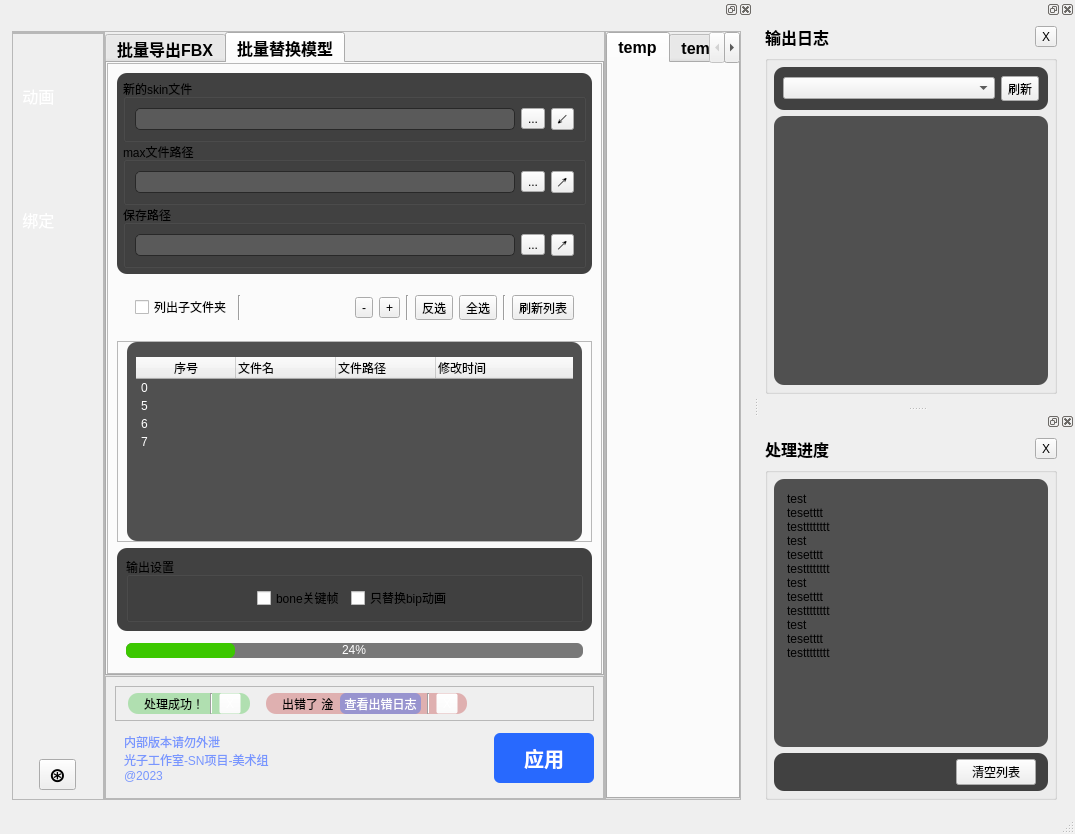
This is temp/bath_tool/bath_tool.ui in xyg1973/PoseLibrary as Qt 5 draws it before an edit. The edited form follows.
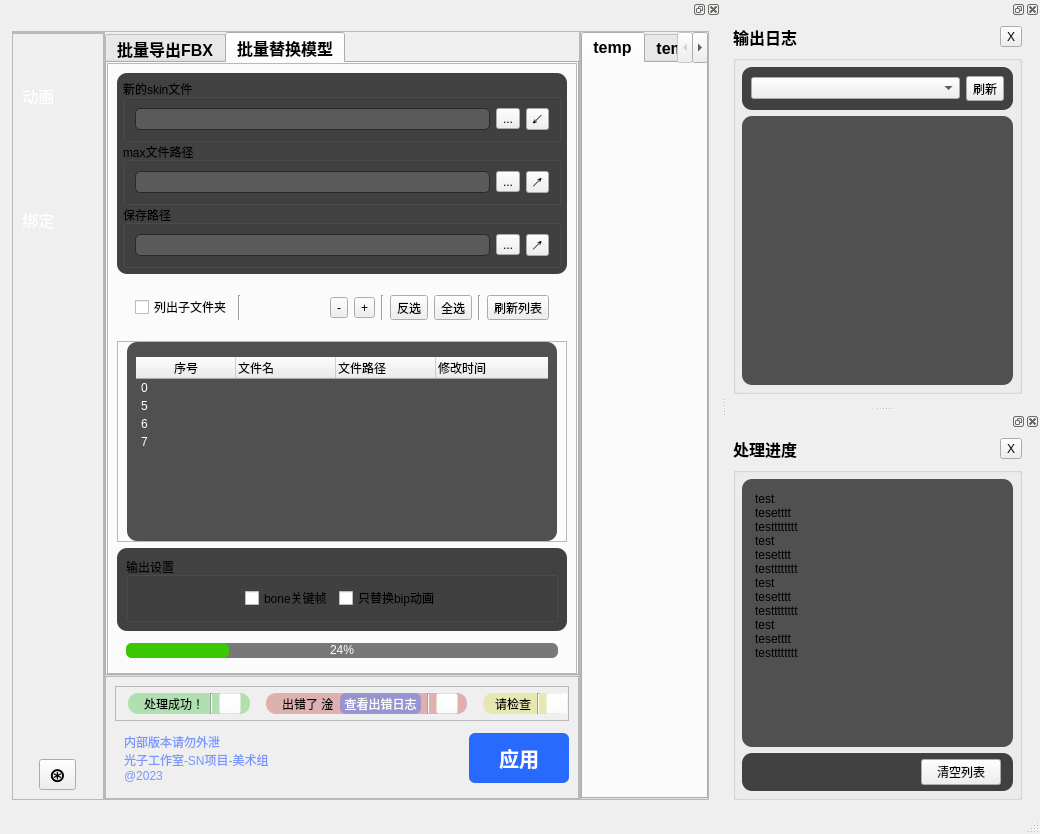
This is the edited form.

Commit message: 添加load bip 和保存max文件

The edit to the form file:
```diff
--- a/temp/bath_tool/bath_tool.ui
+++ b/temp/bath_tool/bath_tool.ui
@@ -6,8 +6,8 @@
    <rect>
     <x>0</x>
     <y>0</y>
-    <width>1075</width>
-    <height>775</height>
+    <width>1040</width>
+    <height>725</height>
    </rect>
   </property>
   <property name="windowTitle">
@@ -2370,20 +2370,88 @@
                     </widget>
                    </item>
                    <item>
-                    <spacer name="horizontalSpacer_2">
-                     <property name="orientation">
-                      <enum>Qt::Horizontal</enum>
+                    <widget class="QFrame" name="frame_message_tip">
+                     <property name="styleSheet">
+                      <string notr="true">QFrame#frame_message_tip{
+	background-color: rgba(220, 220, 80,100);
+	border-radius:10px;
+}
+</string>
                      </property>
-                     <property name="sizeHint" stdset="0">
-                      <size>
-                       <width>56</width>
-                       <height>18</height>
-                      </size>
+                     <property name="frameShape">
+                      <enum>QFrame::StyledPanel</enum>
                      </property>
-                    </spacer>
+                     <property name="frameShadow">
+                      <enum>QFrame::Raised</enum>
+                     </property>
+                     <layout class="QHBoxLayout" name="horizontalLayout_8">
+                      <property name="leftMargin">
+                       <number>12</number>
+                      </property>
+                      <property name="topMargin">
+                       <number>0</number>
+                      </property>
+                      <property name="rightMargin">
+                       <number>0</number>
+                      </property>
+                      <property name="bottomMargin">
+                       <number>0</number>
+                      </property>
+                      <item>
+                       <widget class="QLabel" name="label_message_tip">
+                        <property name="text">
+                         <string>请检查</string>
+                        </property>
+                       </widget>
+                      </item>
+                      <item>
+                       <widget class="Line" name="line_message_tip">
+                        <property name="orientation">
+                         <enum>Qt::Vertical</enum>
+                        </property>
+                       </widget>
+                      </item>
+                      <item>
+                       <widget class="QToolButton" name="Btn_message_tip_close">
+                        <property name="styleSheet">
+                         <string notr="true">QToolButton {
+    background-color:rgba(255, 255, 255, 0);
+	color: rgb(255, 255, 255);
+
+
+
+}
+QToolButton:hover {
+    background-color:rgba(255, 255, 255, 0);
+}
+QToolButton:pressed {
+    background-color:rgba(255, 255, 255, 0);
+
+}</string>
+                        </property>
+                        <property name="text">
+                         <string>X</string>
+                        </property>
+                       </widget>
+                      </item>
+                     </layout>
+                    </widget>
                    </item>
                   </layout>
                  </item>
+                 <item>
+                  <spacer name="horizontalSpacer_2">
+                   <property name="orientation">
+                    <enum>Qt::Horizontal</enum>
+                   </property>
+                   <property name="sizeHint" stdset="0">
+                    <size>
+                     <width>40</width>
+                     <height>20</height>
+                    </size>
+                   </property>
+                  </spacer>
+                 </item>
                 </layout>
                </widget>
               </item>
```
Left out of the diff: 22 changed lines with no effect on the pictures. The commit also changes 2 other files.
